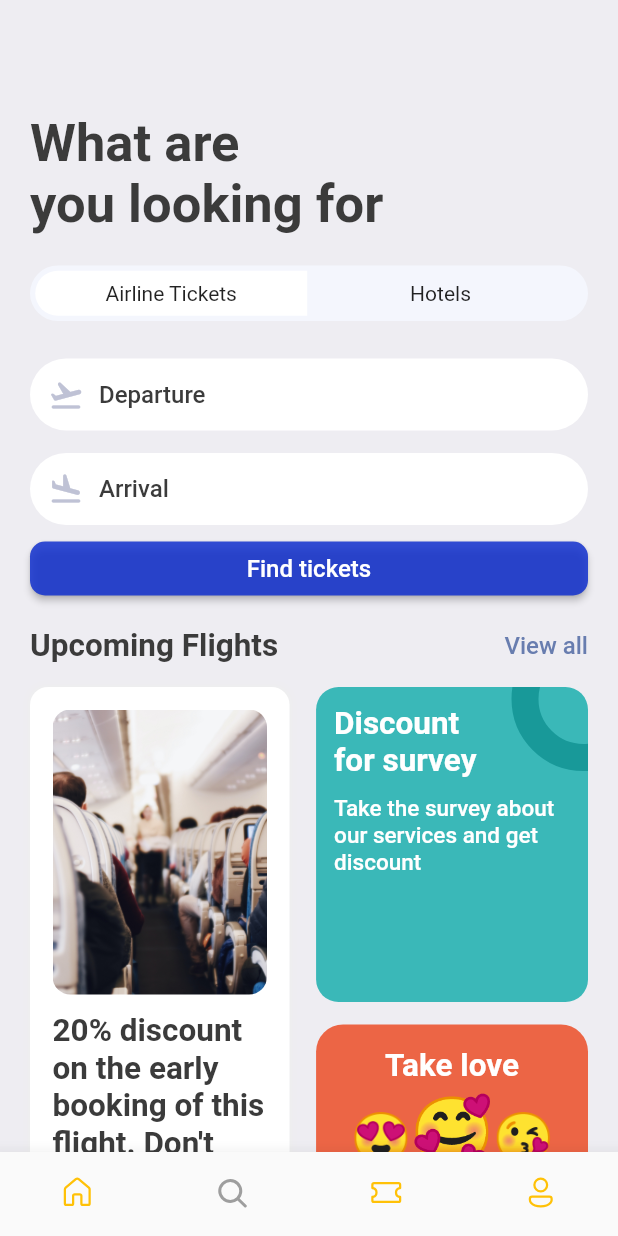
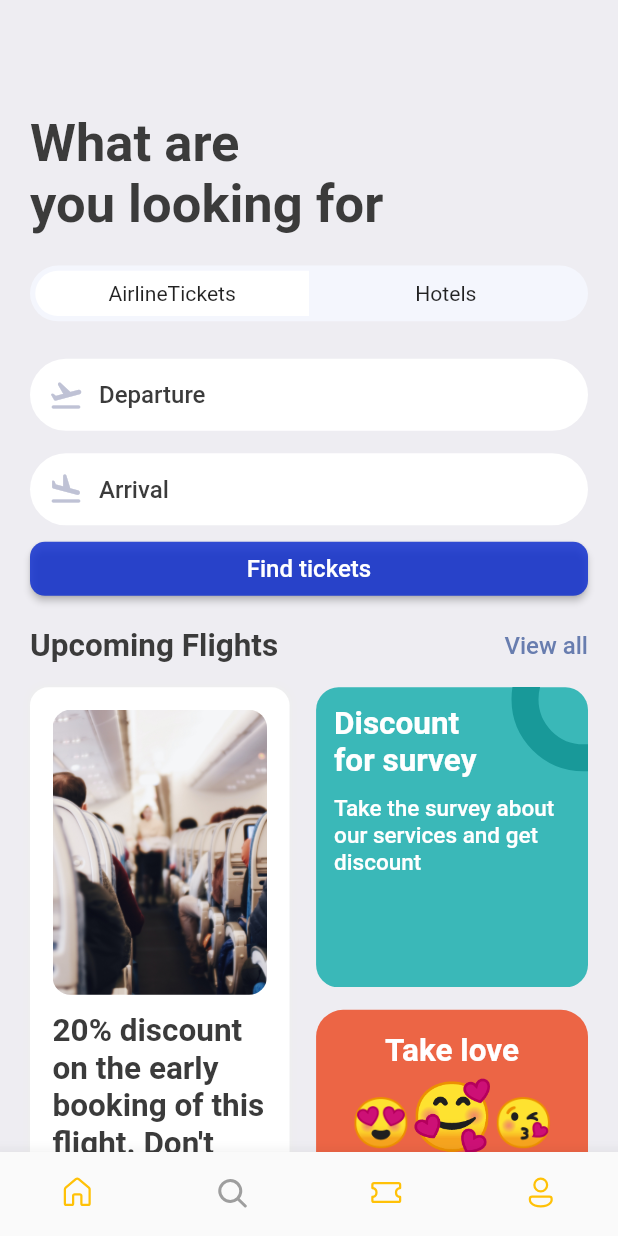
Before and after one commit to soulandbone/ticket_booking, a Flutter app: the screen it shows after launch, item 2 of the bottom bar chosen, on a phone screen of 412 x 824 dp. Run offline on Flutter 3.47's test engine with Material 2 defaults, Android fonts, the phone set to English and light mode, and no system bars; our stand-ins replace fluentui_icons, gap, get.

Commit message:
added new changes to the UI, now tickets can change color, depending on the use case

```diff
--- a/lib/screens/bottom_bar.dart
+++ b/lib/screens/bottom_bar.dart
@@ -2,6 +2,7 @@ import 'package:fluentui_icons/fluentui_icons.dart';
 import 'package:flutter/material.dart';
 import 'package:ticket_booking/screens/home_screen.dart';
 import 'package:ticket_booking/screens/search_screen.dart';
+import 'package:ticket_booking/screens/tickets_screen.dart';
 
 class BottomBar extends StatefulWidget {
   const BottomBar({super.key});
@@ -16,7 +17,7 @@ class _BottomBarState extends State<BottomBar> {
   final List<Widget> _widgetOptions = <Widget>[
     const HomeScreen(),
     const SearchScreen(),
-    const Text('Tickets'),
+    const TicketsScreen(),
     const Text('Profile')
   ];
 
--- a/lib/screens/search_screen.dart
+++ b/lib/screens/search_screen.dart
@@ -2,6 +2,7 @@ import 'package:flutter/material.dart';
 import 'package:gap/gap.dart';
 import 'package:ticket_booking/utils/app_layout.dart';
 import 'package:ticket_booking/utils/app_styles.dart';
+import 'package:ticket_booking/widgets/ticket_tabs.dart';
 
 import '../widgets/icon_text.dart';
 import '../widgets/row_double_text.dart';
@@ -23,35 +24,7 @@ class SearchScreen extends StatelessWidget {
                 style: Styles.headlineStyle1.copyWith(fontSize: 35),
               ),
               const Gap(20),
-              Container(
-                padding: const EdgeInsets.all(3.5),
-                decoration: BoxDecoration(
-                    borderRadius: BorderRadius.circular(50),
-                    color: const Color(0xFFF4F6FD)),
-                child: Row(children: [
-                  Container(
-                    width: size.width * 0.44,
-                    padding: const EdgeInsets.symmetric(vertical: 7),
-                    decoration: const BoxDecoration(
-                      borderRadius: BorderRadius.only(
-                          topLeft: Radius.circular(50),
-                          bottomLeft: Radius.circular(50)),
-                      color: Colors.white,
-                    ),
-                    child: const Center(child: Text('Airline Tickets')),
-                  ),
-                  Container(
-                    width: size.width * 0.44,
-                    padding: const EdgeInsets.symmetric(vertical: 7),
-                    decoration: const BoxDecoration(
-                      borderRadius: BorderRadius.only(
-                          topRight: Radius.circular(50),
-                          bottomRight: Radius.circular(50)),
-                    ),
-                    child: const Center(child: Text('Hotels ')),
-                  ),
-                ]),
-              ),
+              const TicketTabs(firstTab: 'AirlineTickets', secondTab: 'Hotels'),
               const Gap(25),
               const IconText(
                   icon: Icons.flight_takeoff_rounded, text: 'Departure'),
@@ -88,7 +61,7 @@ class SearchScreen extends StatelessWidget {
                             spreadRadius: 1),
                       ],
                     ),
-                    height: 400,
+                    height: 415,
                     width: size.width * 0.42,
                     padding: const EdgeInsets.all(15),
                     child: Column(children: [
@@ -114,7 +87,7 @@ class SearchScreen extends StatelessWidget {
                             padding: const EdgeInsets.symmetric(
                                 horizontal: 12, vertical: 12),
                             width: size.width * 0.44,
-                            height: 210,
+                            height: 200,
                             decoration: BoxDecoration(
                                 color: const Color(0xFF3AB8B8),
                                 borderRadius: BorderRadius.circular(15)),
@@ -154,7 +127,7 @@ class SearchScreen extends StatelessWidget {
                       const Gap(15),
                       Container(
                         width: size.width * 0.44,
-                        height: 210,
+                        height: 200,
                         padding: const EdgeInsets.all(15),
                         decoration: BoxDecoration(
                             color: const Color(0xFFEC6545),
--- /dev/null
+++ b/lib/widgets/ticket_tabs.dart
@@ -0,0 +1,46 @@
+import 'package:flutter/material.dart';
+import '../utils/app_layout.dart';
+
+class TicketTabs extends StatelessWidget {
+  final String firstTab;
+  final String secondTab;
+
+  const TicketTabs({Key? key, required this.firstTab, required this.secondTab})
+      : super(key: key);
+
+  @override
+  Widget build(BuildContext context) {
+    final size = AppLayout.getSize(context);
+
+    return FittedBox(
+      child: Container(
+        padding: const EdgeInsets.all(3.5),
+        decoration: BoxDecoration(
+            borderRadius: BorderRadius.circular(50),
+            color: const Color(0xFFF4F6FD)),
+        child: Row(children: [
+          Container(
+            width: size.width * 0.44,
+            padding: const EdgeInsets.symmetric(vertical: 7),
+            decoration: const BoxDecoration(
+              borderRadius: BorderRadius.only(
+                  topLeft: Radius.circular(50),
+                  bottomLeft: Radius.circular(50)),
+              color: Colors.white,
+            ),
+            child: Center(child: Text(firstTab)),
+          ),
+          Container(
+              width: size.width * 0.44,
+              padding: const EdgeInsets.symmetric(vertical: 7),
+              decoration: const BoxDecoration(
+                borderRadius: BorderRadius.only(
+                    topRight: Radius.circular(50),
+                    bottomRight: Radius.circular(50)),
+              ),
+              child: Center(child: Text(secondTab))),
+        ]),
+      ),
+    );
+  }
+}
```
Also changed, not shown: lib/screens/tickets_screen.dart (added, +36 -0 lines), lib/widgets/thick_container.dart (+6 -4 lines), lib/widgets/ticket_view.dart (+73 -36 lines).
